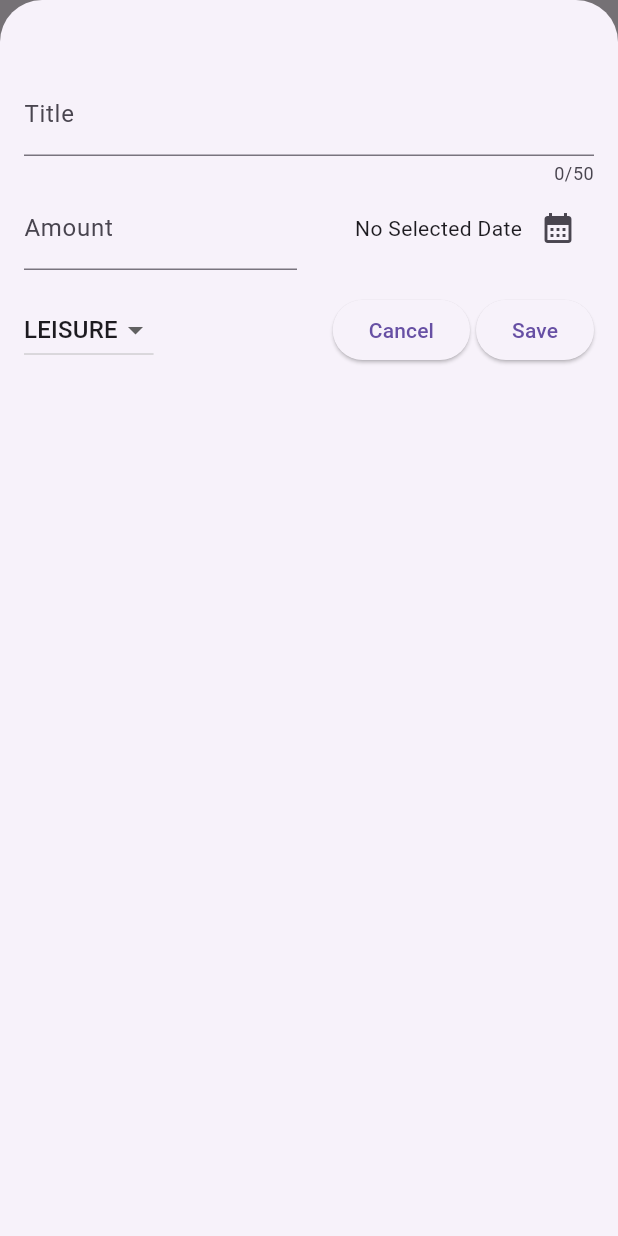
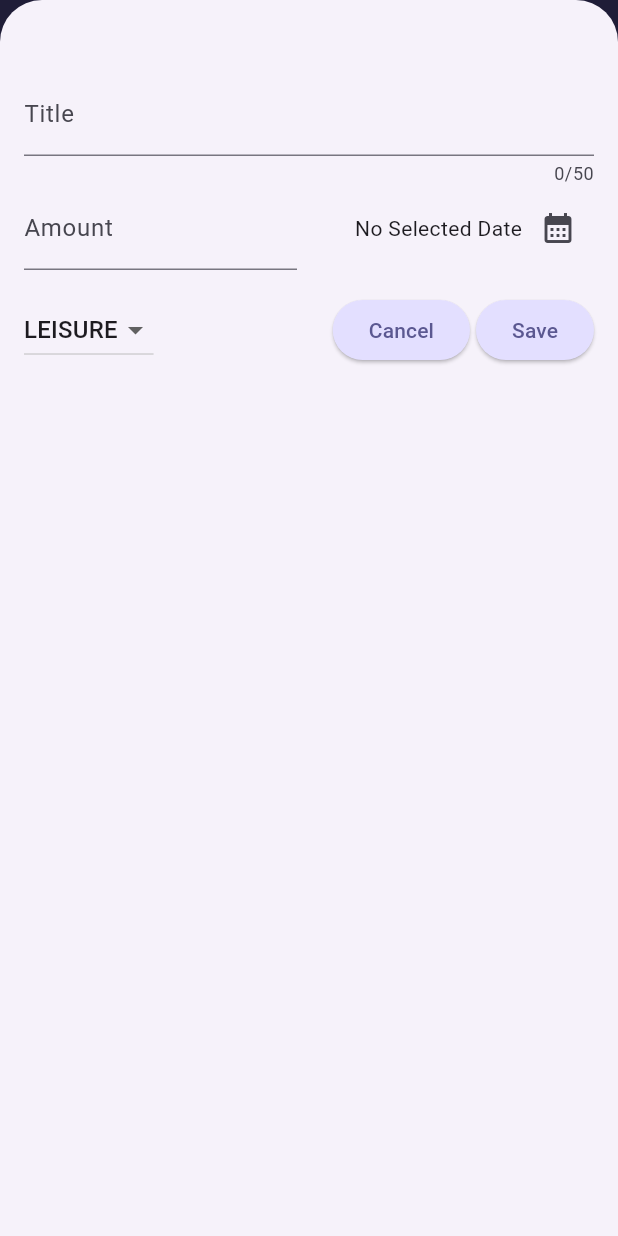
Before and after one commit to muinmundzir/expense-tracker, a Flutter app: the screen it shows after launch, after a tap on the "add" icon, on a phone screen of 412 x 824 dp. Run offline on Flutter 3.47's test engine with Material 3 defaults, Android fonts, the phone set to English and light mode, and no system bars.

Commit message:
style: add theme style

```diff
--- a/lib/main.dart
+++ b/lib/main.dart
@@ -1,10 +1,37 @@
 import 'package:expense_tracker/widgets/expenses.dart';
 import 'package:flutter/material.dart';
 
+var kColorScheme = ColorScheme.fromSeed(
+  seedColor: const Color.fromARGB(255, 69, 59, 181),
+);
+
 void main() {
   runApp(
-    const MaterialApp(
-      home: Expenses(),
+    MaterialApp(
+      theme: ThemeData().copyWith(
+        colorScheme: kColorScheme,
+        appBarTheme: const AppBarTheme().copyWith(
+          backgroundColor: kColorScheme.onPrimaryContainer,
+          foregroundColor: kColorScheme.primaryContainer,
+        ),
+        cardTheme: const CardTheme().copyWith(
+          color: kColorScheme.secondaryContainer,
+          margin: const EdgeInsets.symmetric(horizontal: 16, vertical: 8),
+        ),
+        elevatedButtonTheme: ElevatedButtonThemeData(
+          style: ElevatedButton.styleFrom(
+            backgroundColor: kColorScheme.primaryContainer,
+          ),
+        ),
+        textTheme: ThemeData().textTheme.copyWith(
+              titleLarge: TextStyle(
+                fontWeight: FontWeight.normal,
+                color: kColorScheme.onSecondaryContainer,
+                fontSize: 16,
+              ),
+            ),
+      ),
+      home: const Expenses(),
     ),
   );
 }
--- a/lib/widgets/expenses-list/expense_item.dart
+++ b/lib/widgets/expenses-list/expense_item.dart
@@ -12,18 +12,24 @@ class ExpenseItem extends StatelessWidget {
       child: Padding(
         padding: const EdgeInsets.symmetric(horizontal: 20, vertical: 16),
         child: Column(
+          crossAxisAlignment: CrossAxisAlignment.start,
           children: [
-            Text(expense.title),
+            Text(
+              expense.title,
+              style: Theme.of(context).textTheme.titleLarge,
+            ),
             const SizedBox(height: 4),
             Row(
               children: [
                 Text('\$${expense.amount.toStringAsFixed(2)}'),
                 const Spacer(),
-                Row(children: [
-                  Icon(categoryIcons[expense.category]),
-                  const SizedBox(width: 8),
-                  Text(expense.formattedDate)
-                ],)
+                Row(
+                  children: [
+                    Icon(categoryIcons[expense.category]),
+                    const SizedBox(width: 8),
+                    Text(expense.formattedDate)
+                  ],
+                )
               ],
             ),
           ],
--- a/lib/widgets/expenses-list/expenses_list.dart
+++ b/lib/widgets/expenses-list/expenses_list.dart
@@ -17,6 +17,12 @@ class ExpensesList extends StatelessWidget {
     return ListView.builder(
       itemCount: expense.length,
       itemBuilder: (ctx, index) => Dismissible(
+        background: Container(
+          color: Theme.of(context).colorScheme.error.withOpacity(0.75),
+          margin: EdgeInsets.symmetric(
+            horizontal: Theme.of(context).cardTheme.margin!.horizontal,
+          ),
+        ),
         onDismissed: (direction) => removeExpense(expense[index]),
         key: ValueKey(expense[index]),
         child: ExpenseItem(expense[index]),
```
